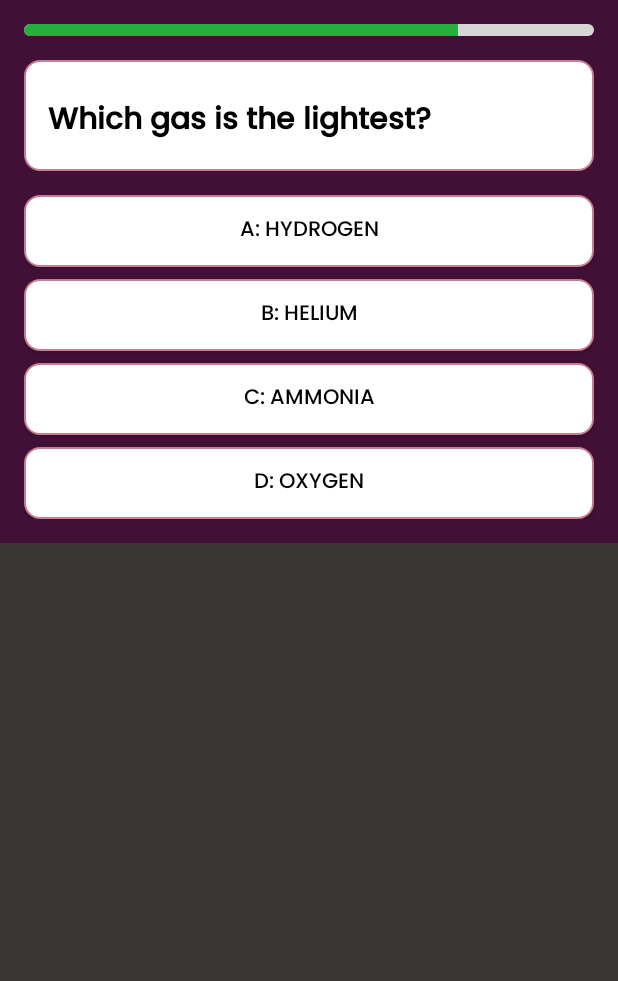
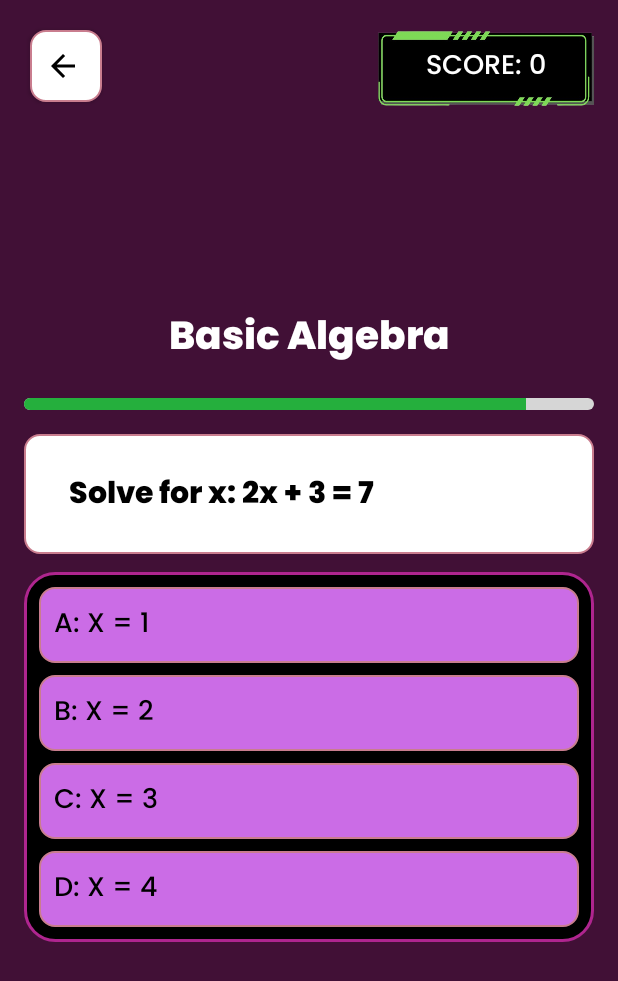
Before and after one commit to Jecchisauce/Quizora1, an Android app: the fragment AnswerMath placed in its activity, on a phone screen of 412 x 824 dp. Shown: the top 981 px of the screen. Run offline under Robolectric (Android 15) with nearby library versions, the phone set to English and light mode, and no system bars; our stand-ins replace data binding.

Commit message:
Updated Front-End for:
Math-Answer: Stable but no back button funcitonality yet (/)

ExploreFrag: Math Quiz Answer indicator added margins (/)

profile: Updated Color (/)

AnswerMath.kt: Quiz Functionality(/)

```diff
--- a/Quizora/app/src/main/java/com/example/quizora/AnswerMath.kt
+++ b/Quizora/app/src/main/java/com/example/quizora/AnswerMath.kt
@@ -1,5 +1,6 @@
 package com.example.quizora
 
+import android.annotation.SuppressLint
 import android.os.Bundle
 import android.os.CountDownTimer
 import android.view.LayoutInflater
@@ -14,10 +15,12 @@ import androidx.fragment.app.Fragment
 class AnswerMath : Fragment() {
     private lateinit var timerProgressBar: ProgressBar
     private lateinit var questionText: TextView
+    private lateinit var scoreboard: TextView  // Scoreboard Reference
     private lateinit var answerA: Button
     private lateinit var answerB: Button
     private lateinit var answerC: Button
     private lateinit var answerD: Button
+    private var score = 0  // Score Counter
     private var timeLeft = 100  // Timer starts at 100%
 
     override fun onCreateView(
@@ -35,6 +38,7 @@ class AnswerMath : Fragment() {
 
         // Initialize UI Elements
         timerProgressBar = view.findViewById(R.id.timer_progress)
+        scoreboard = view.findViewById(R.id.scoreboard)  // Initialize Scoreboard
         questionText = view.findViewById(R.id.question_text)
         answerA = view.findViewById(R.id.answer_a)
         answerB = view.findViewById(R.id.answer_b)
@@ -44,11 +48,11 @@ class AnswerMath : Fragment() {
         // Start Timer
         startTimer()
 
-        // Answer Click Listeners
-        answerA.setOnClickListener { checkAnswer("A") }
-        answerB.setOnClickListener { checkAnswer("B") }
-        answerC.setOnClickListener { checkAnswer("C") }
-        answerD.setOnClickListener { checkAnswer("D") }
+        // Answer Listeners
+        answerA.setOnClickListener { checkAnswer(answerA, "A") }
+        answerB.setOnClickListener { checkAnswer(answerB, "B") }
+        answerC.setOnClickListener { checkAnswer(answerC, "C") }
+        answerD.setOnClickListener { checkAnswer(answerD, "D") }
     }
 
     override fun onDestroyView() {
@@ -57,28 +61,50 @@ class AnswerMath : Fragment() {
         requireActivity().findViewById<View>(R.id.bottom_nav1)?.visibility = View.VISIBLE
     }
 
-
     private fun startTimer() {
-        val timer = object : CountDownTimer(10000, 100) { // 10 seconds
+        val timer = object : CountDownTimer(20000, 200) { // 20 seconds countdown
             override fun onTick(millisUntilFinished: Long) {
-                timeLeft = (millisUntilFinished / 100).toInt()
+                timeLeft = (millisUntilFinished / 200).toInt()
                 timerProgressBar.progress = timeLeft
             }
 
             override fun onFinish() {
                 timerProgressBar.progress = 0
-                Toast.makeText(requireContext(), "Time's up!", Toast.LENGTH_SHORT).show()
+                Toast.makeText(requireContext(), "You did not choose Any answer", Toast.LENGTH_SHORT).show()
+
+                // Disable all buttons after timeout
+                disableAllButtons()
             }
         }
         timer.start()
     }
 
-    private fun checkAnswer(selected: String) {
-        val correctAnswer = "A"  // Example correct answer
-        if (selected == correctAnswer) {
+    private fun checkAnswer(selectedButton: Button, selectedAnswer: String) {
+        val correctAnswer = "A"  // Correct answer ID
+
+        if (selectedAnswer == correctAnswer) {
+            selectedButton.setBackgroundResource(R.drawable.correct_answer)  // Green background
             Toast.makeText(requireContext(), "Correct!", Toast.LENGTH_SHORT).show()
+            updateScore()  // Increment score
         } else {
+            selectedButton.setBackgroundResource(R.drawable.wrong_answer)  // Red background
             Toast.makeText(requireContext(), "Wrong answer!", Toast.LENGTH_SHORT).show()
         }
+
+        // Disable all buttons after answering
+        disableAllButtons()
+    }
+
+    @SuppressLint("SetTextI18n")
+    private fun updateScore() {
+        score += 1  // Increase score by 1 points
+        scoreboard.text = "SCORE: $score"  // Update scoreboard UI
+    }
+
+    private fun disableAllButtons() {
+        answerA.isEnabled = false
+        answerB.isEnabled = false
+        answerC.isEnabled = false
+        answerD.isEnabled = false
     }
 }
--- /dev/null
+++ b/Quizora/app/src/main/res/drawable/b.xml
@@ -0,0 +1,19 @@
+<?xml version="1.0" encoding="utf-8"?>
+<shape xmlns:android="http://schemas.android.com/apk/res/android"
+    android:shape="rectangle">
+
+    <!-- Background Color -->
+    <solid android:color="#CB6CE6"/> <!-- Change color if needed -->
+
+    <!-- Corner Radius -->
+    <corners android:radius="10dp"/> <!-- Adjust the rounding -->
+
+    <!-- Border (optional) -->
+    <stroke android:width="1dp" android:color="#C97D8E"/>
+
+    <!-- Padding fix -->
+    <padding android:left="10dp"
+        android:top="10dp"
+        android:right="10dp"
+        android:bottom="10dp"/>
+</shape>
--- /dev/null
+++ b/Quizora/app/src/main/res/drawable/correct_answer.xml
@@ -0,0 +1,6 @@
+<?xml version="1.0" encoding="utf-8"?>
+<shape xmlns:android="http://schemas.android.com/apk/res/android">
+    <solid android:color="#4CAF50"/>
+    <corners android:radius="16dp"/>
+    <padding android:left="16dp" android:right="16dp" android:top="10dp" android:bottom="10dp"/>
+</shape>
--- /dev/null
+++ b/Quizora/app/src/main/res/drawable/wrong_answer.xml
@@ -0,0 +1,6 @@
+<?xml version="1.0" encoding="utf-8"?>
+<shape xmlns:android="http://schemas.android.com/apk/res/android">
+    <solid android:color="#F44336"/>
+    <corners android:radius="16dp"/>
+    <padding android:left="16dp" android:right="16dp" android:top="10dp" android:bottom="10dp"/>
+</shape>
--- a/Quizora/app/src/main/res/layout/fragment_answer_math.xml
+++ b/Quizora/app/src/main/res/layout/fragment_answer_math.xml
@@ -1,94 +1,164 @@
 <?xml version="1.0" encoding="utf-8"?>
-<LinearLayout
+<FrameLayout
     xmlns:android="http://schemas.android.com/apk/res/android"
     xmlns:tools="http://schemas.android.com/tools"
     android:layout_width="match_parent"
     android:layout_height="match_parent"
-    android:orientation="vertical"
-    android:padding="16dp"
-    android:gravity="center"
     android:background="#411036"
     tools:context=".AnswerMath">
+
+    <!-- Click-blocking Full-Screen Overlay -->
+    <View
+        android:contentDescription="blocker"
+        android:id="@+id/overlay_blocker"
+        android:layout_width="match_parent"
+        android:layout_height="match_parent"
+        android:background="@android:color/transparent"
+        android:clickable="true"
+        android:focusable="true"/>
+
+    <!-- Back Button at Top Left -->
+    <Button
+
+        android:contentDescription="back_button"
+        android:id="@+id/Math_backbtn"
+        android:layout_width="48dp"
+        android:layout_height="48dp"
+        android:layout_gravity="top|start"
+        android:layout_margin="20dp"
+        android:background="@drawable/textbox"
+        android:drawableLeft="@drawable/baseline_arrow_back_24"
+        android:textSize="20sp"
+        android:textColor="@android:color/white"
+        android:fontFamily="@font/poppins_medium"/>
+
+
+    <!-- Scoreboard at Top Right -->
+    <TextView
+        android:id="@+id/scoreboard"
+        android:layout_width="156dp"
+        android:layout_height="70dp"
+        android:layout_gravity="top|end"
+        android:layout_margin="10dp"
+        android:background="@drawable/score_bg"
+        android:fontFamily="@font/poppins_medium"
+        android:gravity="center"
+        android:padding="8dp"
+        android:text="SCORE: 0"
+        android:textColor="@android:color/white"
+        android:textSize="18sp" />
+
+    <!-- Main Quiz Content -->
+    <LinearLayout
+        android:contentDescription="score_container"
+        android:layout_width="match_parent"
+        android:layout_height="match_parent"
+        android:gravity="center"
+        android:orientation="vertical"
+        android:padding="16dp">
+
+        <TextView
+            android:paddingTop="8dp"
+            android:textAlignment="center"
+            android:fontFamily="@font/poppins_extrabold"
+            android:textColor="@color/white"
+            android:text="Basic Algebra"
+            android:textSize="26sp"
+            android:layout_width="380dp"
+            android:layout_height="50dp"
+            android:layout_marginBottom="20dp"/>
 
         <!-- Timer Progress Bar -->
         <ProgressBar
             android:id="@+id/timer_progress"
+            style="@android:style/Widget.ProgressBar.Horizontal"
             android:layout_width="match_parent"
             android:layout_height="8dp"
             android:layout_marginBottom="16dp"
             android:indeterminate="false"
-        android:progressDrawable="@drawable/timer"
-        style="@android:style/Widget.ProgressBar.Horizontal"
             android:max="100"
-        android:progress="100"/>
+            android:progress="100"
+            android:progressDrawable="@drawable/timer" />
 
         <!-- Question Container -->
+
+        <!-- Answer Choices -->
         <LinearLayout
             android:id="@+id/question_container"
             android:layout_width="match_parent"
-        android:layout_height="wrap_content"
-        android:padding="16dp"
-        android:layout_marginBottom="16dp"
+            android:layout_height="80dp"
+
+            android:layout_marginBottom="12dp"
             android:background="@drawable/textbox"
-        android:orientation="vertical">
-
+            android:orientation="vertical"
+            android:paddingTop="15dp">
 
             <TextView
                 android:id="@+id/question_text"
                 android:layout_width="wrap_content"
                 android:layout_height="wrap_content"
-            android:text="Which gas is the lightest?"
+                android:layout_marginTop="8dp"
+                android:fontFamily="@font/poppins_extrabold"
+                android:paddingLeft="20dp"
+                android:text="Solve for x: 2x + 3 = 7"
+                android:textColor="@color/black"
                 android:textSize="20sp"
-            android:textColor="@color/black"
-            android:fontFamily="@font/poppins_medium"
-            android:textStyle="bold"
-            android:layout_marginTop="8dp"/>
+                android:textStyle="bold" />
         </LinearLayout>
 
-    <!-- Answer Choices -->
         <LinearLayout
             android:layout_width="match_parent"
             android:layout_height="wrap_content"
-        android:orientation="vertical">
+            android:orientation="vertical"
+            android:background="@drawable/create"
+            android:padding="10dp">
 
             <Button
                 android:id="@+id/answer_a"
                 android:layout_width="match_parent"
                 android:layout_height="wrap_content"
                 android:layout_marginBottom="8dp"
-            android:text="A: Hydrogen"
-            android:textColor="@color/black"
+                android:background="@drawable/b"
                 android:fontFamily="@font/poppins_medium"
-            android:background="@drawable/textbox"/>
+                android:textSize="18sp"
+                android:text="A: x = 1"
+                android:textAlignment="viewStart"
+                android:textColor="@color/black" />
 
             <Button
                 android:id="@+id/answer_b"
                 android:layout_width="match_parent"
                 android:layout_height="wrap_content"
                 android:layout_marginBottom="8dp"
-            android:text="B: Helium"
-            android:textColor="@color/black"
+                android:background="@drawable/b"
                 android:fontFamily="@font/poppins_medium"
-            android:background="@drawable/textbox"/>
+                android:textSize="18sp"
+                android:text="B: x = 2"
+                android:textAlignment="viewStart"
+                android:textColor="@color/black" />
 
             <Button
                 android:id="@+id/answer_c"
                 android:layout_width="match_parent"
                 android:layout_height="wrap_content"
                 android:layout_marginBottom="8dp"
-            android:text="C: Ammonia"
-            android:textColor="@color/black"
+                android:background="@drawable/b"
                 android:fontFamily="@font/poppins_medium"
-            android:background="@drawable/textbox"/>
+                android:textSize="18sp"
+                android:text="C: x = 3"
+                android:textAlignment="viewStart"
+                android:textColor="@color/black" />
 
             <Button
                 android:id="@+id/answer_d"
                 android:layout_width="match_parent"
                 android:layout_height="wrap_content"
-            android:text="D: Oxygen"
-            android:textColor="@color/black"
+                android:background="@drawable/b"
                 android:fontFamily="@font/poppins_medium"
-            android:background="@drawable/textbox"/>
+                android:textSize="18sp"
+                android:text="D: x = 4"
+                android:textAlignment="viewStart"
+                android:textColor="@color/black" />
         </LinearLayout>
-
     </LinearLayout>
+</FrameLayout>
```
Also changed, not shown: Quizora/app/src/main/res/drawable/a.xml (added, +19 -0 lines), Quizora/app/src/main/res/drawable/c.xml (added, +19 -0 lines), Quizora/app/src/main/res/drawable/d.xml (added, +19 -0 lines), Quizora/app/src/main/res/layout/fragment_explore.xml (+5 -4 lines), Quizora/app/src/main/res/layout/fragment_profile.xml (+5 -5 lines), Quizora/app/src/main/res/drawable/score_bg.png (added), 52 other files. Lines whose indentation alone changed are shown as unchanged.
